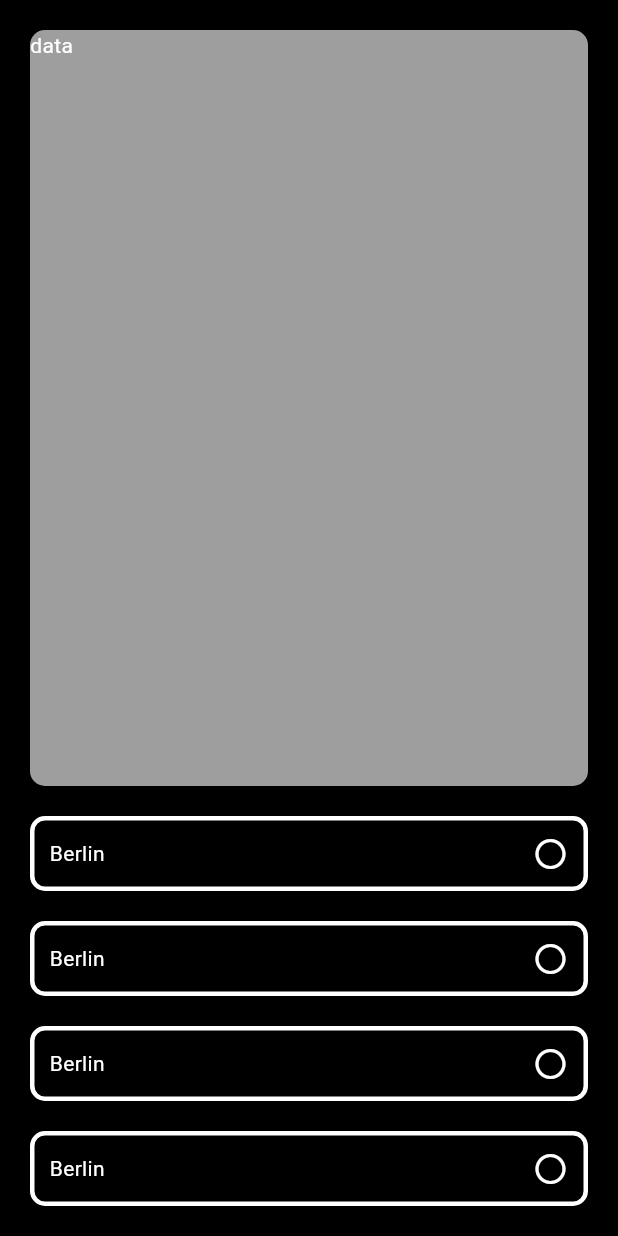
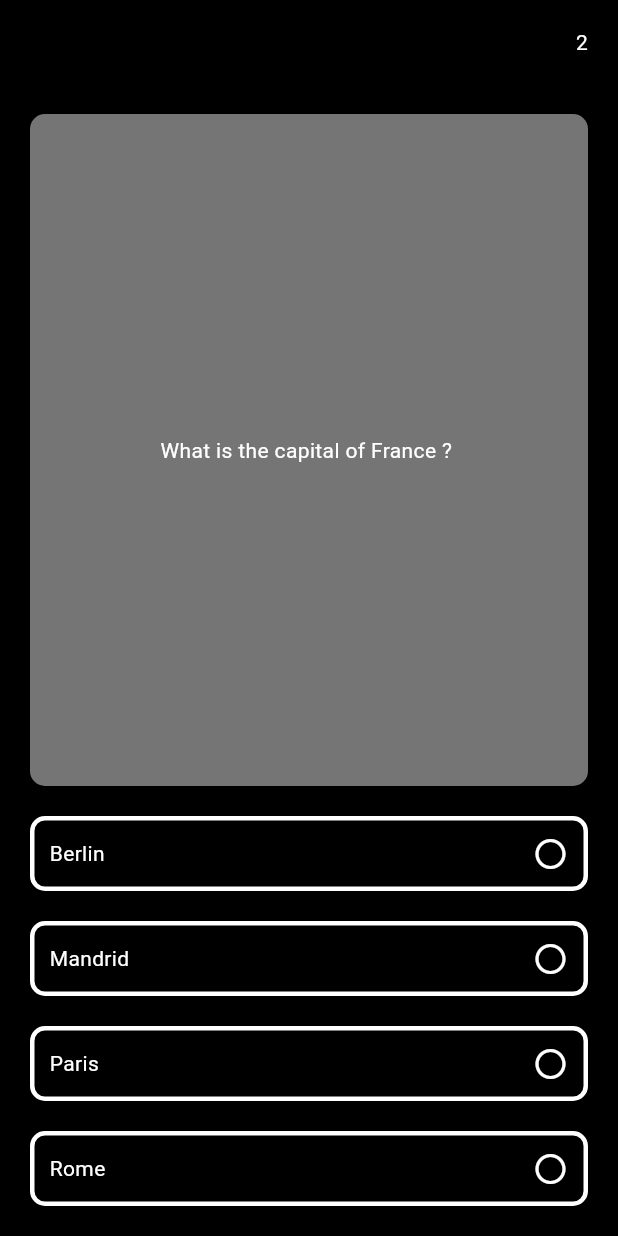
Before and after one commit to SayuNirappel/quiz_app_sample, a Flutter app: the screen it shows after launch, on a phone screen of 412 x 824 dp. Run offline on Flutter 3.47's test engine with Material 3 defaults, Android fonts, the light colour scheme and no system bars.

Commit message:
q1 updated

```diff
--- a/lib/view/quiz_screen/quiz_screen.dart
+++ b/lib/view/quiz_screen/quiz_screen.dart
@@ -2,12 +2,47 @@ import 'package:flutter/material.dart';
 
 void main() {}
 
-class QuizScreen extends StatelessWidget {
+class QuizScreen extends StatefulWidget {
   const QuizScreen({super.key});
 
   @override
+  State<QuizScreen> createState() => _QuizScreenState();
+}
+
+class _QuizScreenState extends State<QuizScreen> {
+  List<Map> qandA = [
+    {
+      "question": "What is the capital of France ? ",
+      "o1": "Berlin",
+      "o2": "Mandrid",
+      "o3": "Paris",
+      "o4": "Rome",
+      "ca": "Paris"
+    },
+    {
+      "question": "Q1",
+      "o1": "o1",
+      "o2": "o2",
+      "o3": "o3",
+      "o4": "o4",
+      "ca": "o1"
+    },
+  ];
+  @override
   Widget build(BuildContext context) {
     return Scaffold(
+      appBar: AppBar(
+        backgroundColor: Colors.black,
+        actions: [
+          Text(
+            "${qandA.length}",
+            style: TextStyle(color: Colors.white),
+          ),
+          SizedBox(
+            width: 20,
+          )
+        ],
+      ),
       backgroundColor: Colors.black,
       body: Padding(
         padding: EdgeInsets.all(20),
@@ -18,11 +53,13 @@ class QuizScreen extends StatelessWidget {
               child: Container(
                 width: double.infinity,
                 decoration: BoxDecoration(
-                    color: Colors.grey,
+                    color: Colors.grey.shade600,
                     borderRadius: BorderRadius.circular(10)),
-                child: Text(
-                  "data",
-                  style: TextStyle(color: Colors.white),
+                child: Center(
+                  child: Text(
+                    qandA[0]["question"],
+                    style: TextStyle(color: Colors.white),
+                  ),
                 ),
               ),
             ),
@@ -36,7 +73,7 @@ class QuizScreen extends StatelessWidget {
                   mainAxisAlignment: MainAxisAlignment.spaceBetween,
                   children: [
                     Text(
-                      "Berlin",
+                      qandA[0]["o1"],
                       style: TextStyle(color: Colors.white),
                     ),
                     Icon(
@@ -57,7 +94,7 @@ class QuizScreen extends StatelessWidget {
                   mainAxisAlignment: MainAxisAlignment.spaceBetween,
                   children: [
                     Text(
-                      "Berlin",
+                      qandA[0]["o2"],
                       style: TextStyle(color: Colors.white),
                     ),
                     Icon(
@@ -78,7 +115,7 @@ class QuizScreen extends StatelessWidget {
                   mainAxisAlignment: MainAxisAlignment.spaceBetween,
                   children: [
                     Text(
-                      "Berlin",
+                      qandA[0]["o3"],
                       style: TextStyle(color: Colors.white),
                     ),
                     Icon(
@@ -99,7 +136,7 @@ class QuizScreen extends StatelessWidget {
                   mainAxisAlignment: MainAxisAlignment.spaceBetween,
                   children: [
                     Text(
-                      "Berlin",
+                      qandA[0]["o4"],
                       style: TextStyle(color: Colors.white),
                     ),
                     Icon(
```
